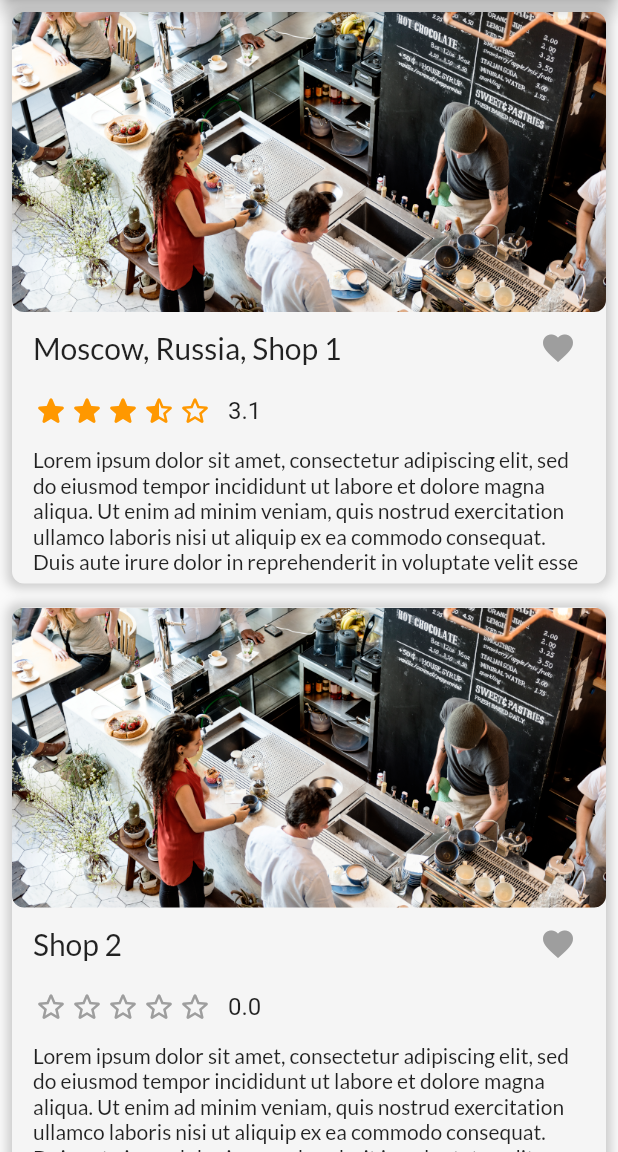
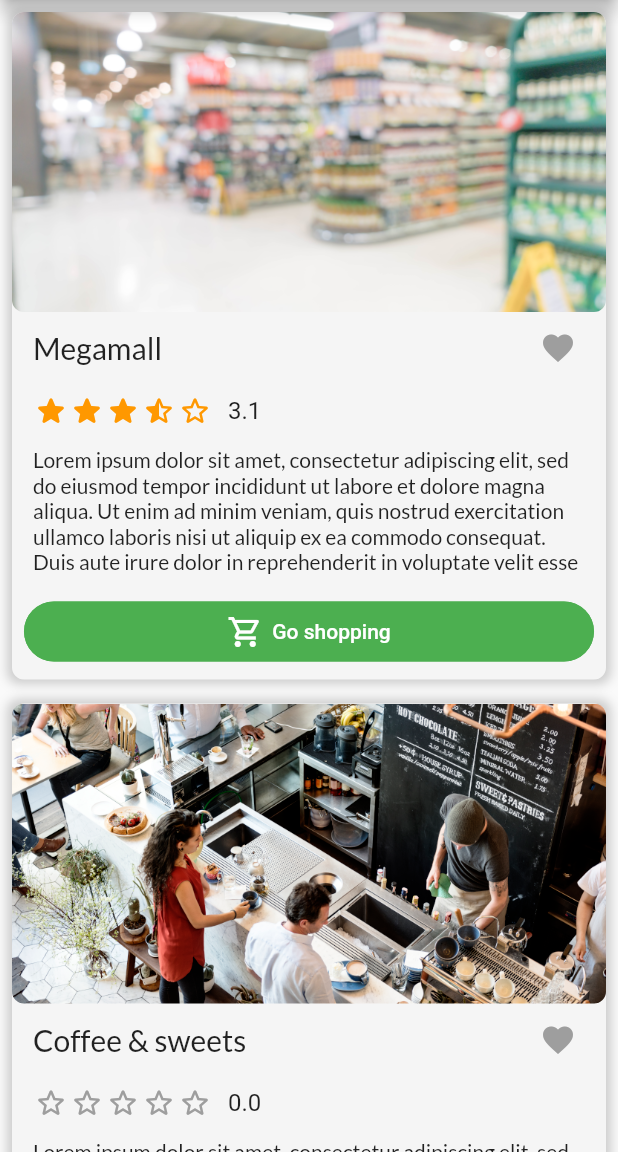
Before and after one commit to shpak86/convenience_marketplace, a Flutter app: the screen it shows after launch, on a phone screen of 412 x 824 dp, the part 84-1236 px from its top. Run offline on Flutter 3.47's test engine with Material 2 defaults, Android fonts, the phone set to English and light mode, and no system bars; our stand-ins replace bloc, flutter_bloc, google_fonts.

Commit message:
UX improvements

```diff
--- a/lib/app/screens/shops/details/shop_details_screen.dart
+++ b/lib/app/screens/shops/details/shop_details_screen.dart
@@ -39,20 +39,20 @@ class ShopDetailsScreen extends StatelessWidget {
     } else {
       return ListView(
         children: [
-          headerImage(),
+          headerImage(context, shop),
           shopBody(context, shop)
         ],
       );
     }
   }
 
-  Widget headerImage() => Container(
+  Widget headerImage(BuildContext context, ShopEntity shop) => Container(
         height: 300,
         decoration: BoxDecoration(
           borderRadius: BorderRadius.only(bottomLeft: Radius.circular(24.0), bottomRight: Radius.circular(24.0)),
           image: DecorationImage(
             fit: BoxFit.cover,
-            image: AssetImage('assets/images/default-shop.png'),
+            image: AssetImage(shop.imageUri.isEmpty ? 'assets/images/default-shop.png' : shop.imageUri),
           ),
         ),
       );
--- a/lib/app/screens/shops/list/shops_list_screen.dart
+++ b/lib/app/screens/shops/list/shops_list_screen.dart
@@ -23,12 +23,9 @@ class ShopsListScreen extends StatelessWidget {
                   var item = state.value[index];
                   return Padding(
                     padding: EdgeInsets.all(8.0),
-                    child: GestureDetector(
-                      onTap: () {
-                        Navigator.pushNamed(context, ShopDetailsScreen.route, arguments: ScreenArguments<String>(item.id));
-                      },
-                      child: ShopsListItemWidget(item.name, item.description, rating: item.rating),
-                    ),
+                    child: ShopsListItemWidget(item, onTap: () {
+                      Navigator.pushNamed(context, ShopDetailsScreen.route, arguments: ScreenArguments<String>(item.id));
+                    }),
                   );
                 }),
           ),
--- a/lib/app/widgets/products/products_list_item_widget.dart
+++ b/lib/app/widgets/products/products_list_item_widget.dart
@@ -59,7 +59,8 @@ class ProductsListItemWidget extends StatelessWidget {
       height: 150,
       decoration: BoxDecoration(
         image: DecorationImage(
-          image: AssetImage("assets/images/product-default.png"),
+          // image: AssetImage("assets/images/product-default.png"),
+          image: AssetImage(_productEntity.imageUri.isEmpty ? 'assets/images/product-default.png' : _productEntity.imageUri),
           fit: BoxFit.contain,
         ),
         borderRadius: BorderRadius.all(Radius.circular(20.0)),
--- a/lib/app/widgets/shops/shops_list_item_widget.dart
+++ b/lib/app/widgets/shops/shops_list_item_widget.dart
@@ -1,18 +1,31 @@
+import 'package:convenience_marketplace/app/screens/products/list/products_list_screen.dart';
+import 'package:convenience_marketplace/app/screens/shops/details/shop_details_screen.dart';
+import 'package:convenience_marketplace/app/utils/screen_arguments.dart';
 import 'package:convenience_marketplace/app/widgets/rating_bar/rating_bar.dart';
+import 'package:convenience_marketplace/domain/entities/shop_entity.dart';
 import 'package:flutter/cupertino.dart';
 import 'package:flutter/material.dart';
 import 'package:google_fonts/google_fonts.dart';
-// import 'package:google_fonts/google_fonts.dart';
 
 class ShopsListItemWidget extends StatelessWidget {
   static int _ratingPrecision = 1;
-  String imageUri;
-  String label;
-  double rating;
-  String category;
-  String description;
+  String _imageUri;
+  String _name;
+  double _rating;
+  String _category;
+  String _description;
+  Function _onTap;
+  ShopEntity _shop;
 
-  ShopsListItemWidget(this.label, this.description, {this.imageUri = "", this.rating = 0, this.category});
+  ShopsListItemWidget(ShopEntity shop, {Function onTap}) {
+    _shop = shop;
+    _imageUri = shop.imageUri;
+    _name = shop.name;
+    _rating = shop.rating;
+    _category = shop.category;
+    _description = shop.description;
+    _onTap = onTap == null ? () {} : onTap;
+  }
 
   @override
   Widget build(BuildContext context) {
@@ -27,9 +40,13 @@ class ShopsListItemWidget extends StatelessWidget {
       child: Column(
         crossAxisAlignment: CrossAxisAlignment.start,
         children: [
+          GestureDetector(
+            child: Container(
+              child: Column(
+                children: [
                   imageContainer(),
                   Padding(
-            padding: const EdgeInsets.only(left: 8.0, right: 8.0),
+                    padding: const EdgeInsets.only(left: 8.0, right: 8.0, bottom: 8.0),
                     child: Column(
                       children: [
                         headerGroup(context),
@@ -40,6 +57,15 @@ class ShopsListItemWidget extends StatelessWidget {
                   ),
                 ],
               ),
+            ),
+            onTap: _onTap,
+          ),
+          Padding(
+            padding: const EdgeInsets.only(left: 8.0, right: 8.0, bottom: 8.0),
+            child: shoppingButton(context),
+          ),
+        ],
+      ),
     );
   }
 
@@ -47,12 +73,12 @@ class ShopsListItemWidget extends StatelessWidget {
         children: [
           Padding(
             padding: const EdgeInsets.all(6.0),
-            child: RatingBar(rating),
+            child: RatingBar(_rating),
           ),
           Padding(
             padding: const EdgeInsets.all(4.0),
             child: Text(
-              rating.toStringAsFixed(
+              _rating.toStringAsFixed(
                 _ratingPrecision,
               ),
               style: TextStyle(fontSize: 16),
@@ -76,11 +102,10 @@ class ShopsListItemWidget extends StatelessWidget {
   Widget imageContainer() => Container(
         height: 200,
         decoration: BoxDecoration(
-          // borderRadius: BorderRadius.only(topLeft: Radius.circular(8.0), topRight: Radius.circular(8.0)),
           borderRadius: BorderRadius.all(Radius.circular(8.0)),
           image: DecorationImage(
             fit: BoxFit.cover,
-            image: AssetImage('assets/images/default-shop.png'),
+            image: AssetImage(_imageUri.isEmpty ? 'assets/images/default-shop.png' : _imageUri),
           ),
         ),
       );
@@ -88,7 +113,7 @@ class ShopsListItemWidget extends StatelessWidget {
   Widget nameContainer(BuildContext context) => Padding(
         padding: const EdgeInsets.all(6.0),
         child: Text(
-          label,
+          _name,
           style: GoogleFonts.lato(textStyle: Theme.of(context).textTheme.headline6),
           maxLines: 2,
         ),
@@ -97,9 +122,39 @@ class ShopsListItemWidget extends StatelessWidget {
   Widget descriptionContainer(BuildContext context) => Padding(
         padding: const EdgeInsets.all(6.0),
         child: Text(
-          description,
+          _description,
           maxLines: 5,
           style: GoogleFonts.lato(textStyle: Theme.of(context).textTheme.bodyText1),
         ),
       );
+
+  Widget shoppingButton(BuildContext context) => TextButton(
+        onPressed: () => Navigator.pushNamed(context, ProductsListScreen.route, arguments: ScreenArguments<String>(_shop.id)),
+        style: ButtonStyle(
+          overlayColor: MaterialStateProperty.all<Color>(Colors.white.withOpacity(0.2)),
+          backgroundColor: MaterialStateProperty.all<Color>(Colors.green),
+          shape: MaterialStateProperty.all<RoundedRectangleBorder>(
+            RoundedRectangleBorder(
+              borderRadius: BorderRadius.circular(20.0),
+              side: BorderSide(color: Colors.green),
+            ),
+          ),
+        ),
+        child: Row(
+          mainAxisAlignment: MainAxisAlignment.center,
+          children: [
+            Icon(
+              Icons.shopping_cart_outlined,
+              color: Colors.white,
+            ),
+            Padding(
+              padding: const EdgeInsets.only(left: 6.0),
+              child: Text(
+                "Go shopping",
+                style: TextStyle(color: Colors.white),
+              ),
+            )
+          ],
+        ),
+      );
 }
--- a/lib/di/storage.dart
+++ b/lib/di/storage.dart
@@ -5,17 +5,17 @@ class Storage {
   static String description = "Lorem ipsum dolor sit amet, consectetur adipiscing elit, sed do eiusmod tempor incididunt ut labore et dolore magna aliqua. Ut enim ad minim veniam, quis nostrud exercitation ullamco laboris nisi ut aliquip ex ea commodo consequat. Duis aute irure dolor in reprehenderit in voluptate velit esse cillum dolore eu fugiat nulla pariatur. Excepteur sint occaecat cupidatat non proident, sunt in culpa qui officia deserunt mollit anim id est laborum.";
 
   static List<ShopEntity> shops = [
-    ShopEntity("1", "Moscow, Russia, Shop 1", description, "Moscow, Russia, 1 Lenina str.", "tools", rating: 3.1),
-    ShopEntity("2", "Shop 2", description, "Moscow, Russia, 2 Leninastr.", "Grocery"),
-    ShopEntity("3", "Shop 3", description, "Moscow, Russia, 3 Lenina str.", "tools"),
-    ShopEntity("4", "Shop 4", description, "Moscow, Russia, 4 Lenina str.", "Mall", rating: 4.2),
-    ShopEntity("5", "Shop 5", description, "Moscow, Russia, 5 Lenina str.", "tools", rating: 1.2),
+    ShopEntity("1", "Megamall", description, "Moscow, Russia, 1 Lenina str.", "tools", rating: 3.1, imageUri: "assets/images/supermarket.png"),
+    ShopEntity("2", "Coffee & sweets", description, "Moscow, Russia, 2 Lenina str.", "Grocery"),
+    ShopEntity("3", "Fish bay", description, "Moscow, Russia, 3 Lenina str.", "tools", imageUri: "assets/images/shopping.png"),
+    ShopEntity("4", "Susi and other fresh Japanese food directly from Tokyo", description, "Moscow, Russia, 4 Lenina str.", "Mall", rating: 4.2, imageUri: "assets/images/supermarket.png"),
+    ShopEntity("5", "Vusal", description, "Moscow, Russia, 5 Lenina str.", "tools", rating: 1.2, imageUri: "assets/images/shopping.png"),
   ];
   static Map<String, List<ProductEntity>> products = {
     "1": [
-      ProductEntity("0", "Moscow, Russia, Product 0", description, 1.0, "1 kg", rating: 3.1),
-      ProductEntity("1", "Product 1", description, 2.0, "100 g", rating: 2.9),
-      ProductEntity("2", "Moscow, Russia, Moscow, Russia, Product 2", description, 3.0, "1 liter", rating: 4.1),
+      ProductEntity("0", "Moscow, Russia, Product 0", description, 1.0, "1 kg", rating: 3.1, imageUri: "assets/images/product1.png"),
+      ProductEntity("1", "Product 1", description, 2.0, "100 g", rating: 2.9, imageUri: "assets/images/product2.png"),
+      ProductEntity("2", "Moscow, Russia, Moscow, Russia, Product 2", description, 3.0, "1 liter", rating: 4.1, imageUri: "assets/images/product3.png"),
     ],
     "2": [],
     "3": [
--- a/lib/domain/entities/shop_entity.dart
+++ b/lib/domain/entities/shop_entity.dart
@@ -3,11 +3,11 @@ class ShopEntity {
   String name;
   String description;
   String address;
-  String logoUri;
+  String imageUri;
   List<String> contacts;
   String time;
   String category;
   double rating;
 
-  ShopEntity(this.id, this.name, this.description, this.address, this.category, {this.time, this.logoUri = "", this.contacts, this.rating = 0});
+  ShopEntity(this.id, this.name, this.description, this.address, this.category, {this.time, this.imageUri = "", this.contacts, this.rating = 0});
 }
```
Also changed, not shown: lib/app/screens/products/details/product_details_screen.dart (+5 -5 lines), lib/domain/entities/product_entity.dart (+7 -5 lines), assets/images/product1.png (added), assets/images/product2.png (added), assets/images/product3.png (added), assets/images/product4.png (added), assets/images/shopping.png (added), assets/images/supermarket.png (added). Lines whose indentation alone changed are shown as unchanged.
